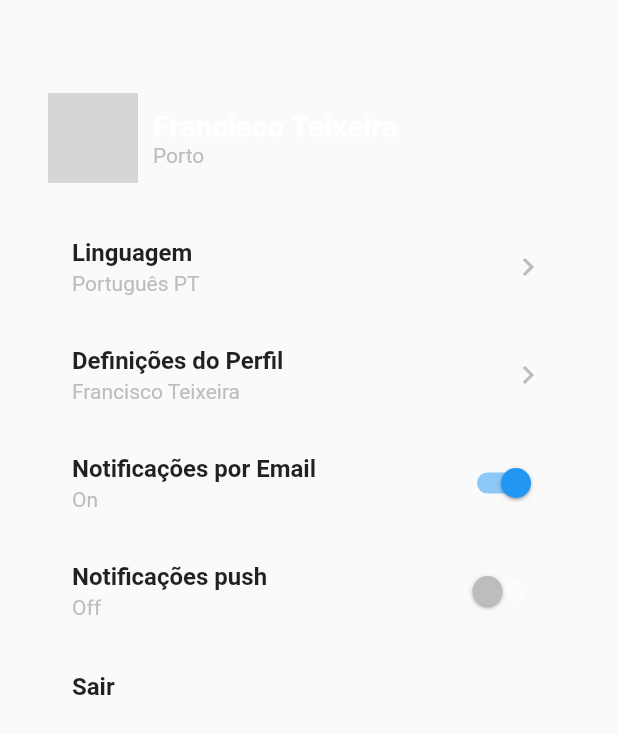
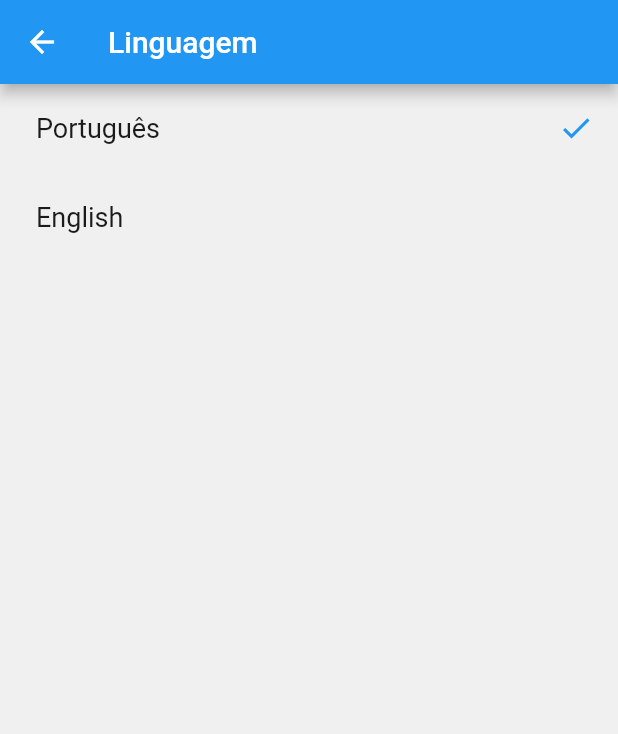
Before and after one commit to PECI-21-22-Grupo04/android-app, a Flutter app: the Settings screen opened directly, after a tap on "Linguagem", on a phone screen of 412 x 824 dp. Shown: the top 734 px of the screen. Run offline on Flutter 3.47's test engine with Material 2 defaults, Android fonts, the phone set to English and light mode, and no system bars; drawn by our look-alikes of settings_ui; our stand-ins replace firebase_auth, firebase_core, google_sign_in; accounts and stored records are empty; grey boxes are pictures that could not be loaded.

Commit message:
Remade settings page: pages actually work!

```diff
--- a/runx/lib/presentation/page_nav.dart
+++ b/runx/lib/presentation/page_nav.dart
@@ -11,7 +11,7 @@ import 'package:runx/user_profile/profile.dart';
 import 'package:runx/exercise/exercises.dart';
 import 'package:runx/device/devices.dart';
 import 'package:runx/instructor/instructor.dart';
-import 'package:runx/user_profile/settings.dart';
+import 'package:runx/settings/settings.dart';
 import 'package:runx/authentication/sign_in.dart';
 
 class PageNav extends StatefulWidget {
--- /dev/null
+++ b/runx/lib/settings/languagescreen.dart
@@ -0,0 +1,52 @@
+import 'package:flutter/material.dart';
+import 'package:settings_ui/settings_ui.dart';
+
+class LanguagesScreen extends StatefulWidget {
+  const LanguagesScreen({Key? key}) : super(key: key);
+
+  @override
+  _LanguagesScreenState createState() => _LanguagesScreenState();
+}
+
+class _LanguagesScreenState extends State<LanguagesScreen> {
+  int languageIndex = 0;
+
+  @override
+  Widget build(BuildContext context) {
+    return Scaffold(
+      appBar: AppBar(title: const Text('Linguagem')),
+      body: SettingsList(
+        sections: [
+          SettingsSection(tiles: [
+            SettingsTile(
+              title: const Text("Português"),
+              trailing: trailingWidget(0),
+              onPressed: (BuildContext context) {
+                changeLanguage(0);
+              },
+            ),
+            SettingsTile(
+              title: const Text("English"),
+              trailing: trailingWidget(1),
+              onPressed: (BuildContext context) {
+                changeLanguage(1);
+              },
+            ),
+          ]),
+        ],
+      ),
+    );
+  }
+
+  Widget trailingWidget(int index) {
+    return (languageIndex == index)
+        ? const Icon(Icons.check, color: Colors.blue)
+        : const Icon(null);
+  }
+
+  void changeLanguage(int index) {
+    setState(() {
+      languageIndex = index;
+    });
+  }
+}
--- /dev/null
+++ b/runx/lib/settings/settings.dart
@@ -0,0 +1,59 @@
+import 'package:flutter/material.dart';
+import 'package:runx/settings/languagescreen.dart';
+import 'package:runx/settings/themescreen.dart';
+import 'package:settings_ui/settings_ui.dart';
+
+class Settings extends StatefulWidget {
+  const Settings({Key? key}) : super(key: key);
+
+  @override
+  _SettingsState createState() => _SettingsState();
+}
+
+class _SettingsState extends State<Settings> {
+  bool lockInBackground = true;
+  bool notificationsEnabled = true;
+
+  @override
+  Widget build(BuildContext context) {
+    return Scaffold(
+      appBar: AppBar(title: const Text('Definições')),
+      body: buildSettingsList(),
+    );
+  }
+
+  Widget buildSettingsList() {
+    return SettingsList(
+      sections: [
+        SettingsSection(
+          title: const Text('Comum'),
+          tiles: [
+            SettingsTile(
+              title: const Text('Linguagem'),
+              leading: const Icon(Icons.language),
+              onPressed: (context) {
+                Navigator.of(context).push(MaterialPageRoute(
+                  builder: (_) => const LanguagesScreen(),
+                ));
+              },
+            ),
+          ],
+        ),
+        SettingsSection(
+          title: const Text('Ecrã'),
+          tiles: [
+            SettingsTile(
+              title: const Text('Tema'),
+              leading: const Icon(Icons.format_paint),
+              onPressed: (context) {
+                Navigator.of(context).push(MaterialPageRoute(
+                  builder: (_) => const ThemeScreen(),
+                ));
+              },
+            ),
+          ],
+        ),
+      ],
+    );
+  }
+}
--- a/runx/lib/user_profile/settings.dart
+++ /dev/null
@@ -1,167 +0,0 @@
-// System Packages
-import 'package:flutter/material.dart';
-
-// Logic
-import 'package:runx/authentication/firebase.dart';
-
-// Screens
-import 'package:runx/authentication/sign_in.dart';
-import 'package:runx/profile/editprofile.dart';
-
-class Settings extends StatefulWidget {
-  const Settings({Key? key}) : super(key: key);
-
-  @override
-  State<Settings> createState() => _SettingsState();
-}
-
-class _SettingsState extends State<Settings> {
-  final TextStyle whiteText = const TextStyle(
-    color: Colors.white,
-  );
-  final TextStyle greyTExt = TextStyle(
-    color: Colors.grey.shade400,
-  );
-  @override
-  Widget build(BuildContext context) {
-    return Scaffold(
-      backgroundColor: Theme.of(context).scaffoldBackgroundColor,
-      body: Theme(
-        data: Theme.of(context).copyWith(
-          brightness: Brightness.dark,
-          primaryColor: Colors.purple,
-        ),
-        child: DefaultTextStyle(
-          style: const TextStyle(
-            color: Colors.white,
-          ),
-          child: SingleChildScrollView(
-            padding: const EdgeInsets.all(32.0),
-            child: Column(
-              children: <Widget>[
-                const SizedBox(height: 30.0),
-                Row(
-                  children: <Widget>[
-                    Container(
-                      width: 60,
-                      height: 60,
-                      decoration: BoxDecoration(
-                        color: Colors.white,
-                        shape: BoxShape.circle,
-                        image: const DecorationImage(
-                            fit: BoxFit.cover,
-                            image: NetworkImage(
-                              "https://www.unfe.org/wp-content/uploads/2019/04/SM-placeholder.png",
-                            )),
-                        border: Border.all(
-                          color: Colors.white,
-                          width: 2.0,
-                        ),
-                      ),
-                    ),
-                    const SizedBox(width: 10.0),
-                    Expanded(
-                      child: Column(
-                        crossAxisAlignment: CrossAxisAlignment.start,
-                        children: <Widget>[
-                          const Text(
-                            "Francisco Teixeira",
-                            style: TextStyle(
-                              fontWeight: FontWeight.bold,
-                              fontSize: 20.0,
-                            ),
-                          ),
-                          Text(
-                            "Porto",
-                            style: TextStyle(
-                              color: Colors.grey.shade400,
-                            ),
-                          ),
-                        ],
-                      ),
-                    ),
-                  ],
-                ),
-                const SizedBox(height: 20.0),
-                ListTile(
-                  title: const Text(
-                    "Linguagem",
-                    style: TextStyle(fontWeight: FontWeight.bold),
-                  ),
-                  subtitle: Text(
-                    "Português PT",
-                    style: greyTExt,
-                  ),
-                  trailing: Icon(
-                    Icons.keyboard_arrow_right,
-                    color: Colors.grey.shade400,
-                  ),
-                  onTap: () {},
-                ),
-                ListTile(
-                  title: const Text(
-                    "Definições do Perfil",
-                    style: TextStyle(fontWeight: FontWeight.bold),
-                  ),
-                  subtitle: Text(
-                    "Francisco Teixeira",
-                    style: greyTExt,
-                  ),
-                  trailing: Icon(
-                    Icons.keyboard_arrow_right,
-                    color: Colors.grey.shade400,
-                  ),
-                  onTap: () {
-                    Navigator.pushReplacement(
-                        context,
-                        MaterialPageRoute(
-                            builder: (context) => const EditProfile()));
-                  },
-                ),
-                SwitchListTile(
-                  title: const Text(
-                    "Notificações por Email",
-                    style: TextStyle(fontWeight: FontWeight.bold),
-                  ),
-                  subtitle: Text(
-                    "On",
-                    style: greyTExt,
-                  ),
-                  value: true,
-                  onChanged: (val) {},
-                ),
-                SwitchListTile(
-                  title: const Text(
-                    "Notificações push",
-                    style: TextStyle(fontWeight: FontWeight.bold),
-                  ),
-                  subtitle: Text(
-                    "Off",
-                    style: greyTExt,
-                  ),
-                  value: false,
-                  onChanged: (val) {},
-                ),
-                ListTile(
-                    title: const Text(
-                      "Sair",
-                      style: TextStyle(fontWeight: FontWeight.bold),
-                    ),
-                    onTap: () {
-                      FirebaseAuthenticationCaller().signOut().then((value) {
-                        Navigator.pushAndRemoveUntil<void>(
-                            context,
-                            MaterialPageRoute<void>(
-                                builder: (BuildContext context) =>
-                                    const Login()),
-                            (Route<dynamic> route) => false);
-                      });
-                    }),
-              ],
-            ),
-          ),
-        ),
-      ),
-    );
-  }
-}
--- a/runx/pubspec.yaml
+++ b/runx/pubspec.yaml
@@ -37,6 +37,7 @@ dependencies:
   google_sign_in: ^5.2.3
   firebase_auth: ^3.3.8
   http: ^0.13.4
+  settings_ui: ^2.0.2
 
 dev_dependencies:
   flutter_test:
```
Also changed, not shown: runx/lib/settings/themescreen.dart (added, +59 -0 lines), runx/pubspec.lock.
